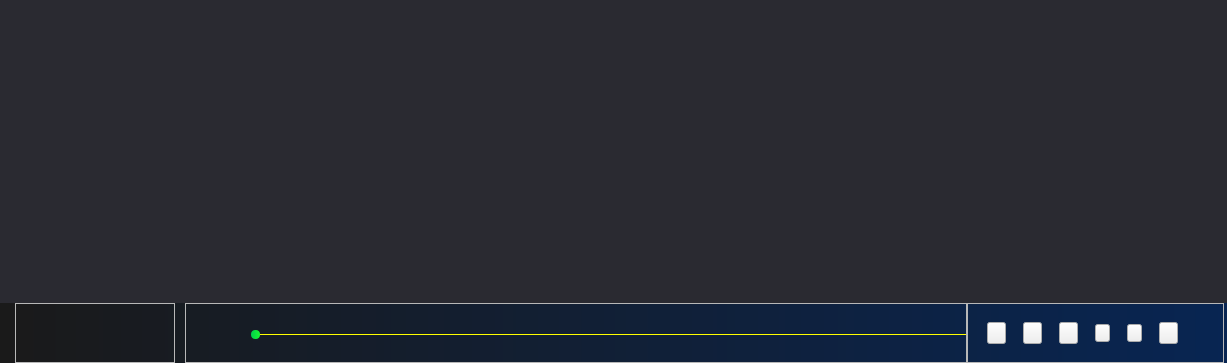
Above: VideoPlayer/videomodels/MultipPlayer.ui from huizhang556/pc-video-player before the change. Below: the same form after it.
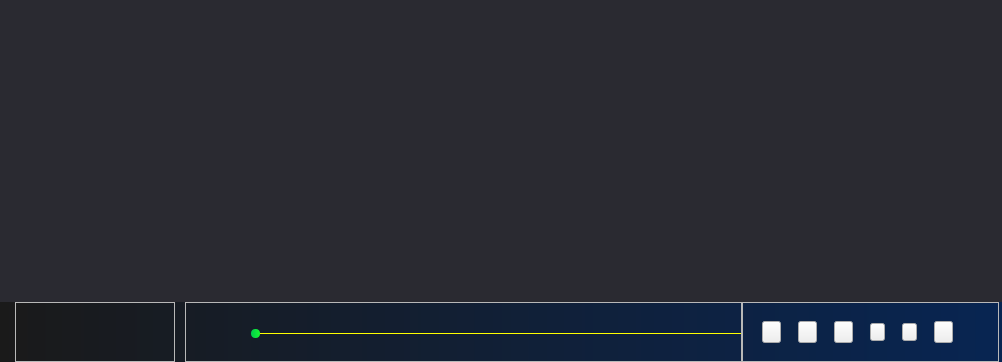
That is the form after the change. Icons and pictures are not drawn. Custom widgets are drawn as their Qt base class.

```diff
--- a/VideoPlayer/videomodels/MultipPlayer.ui
+++ b/VideoPlayer/videomodels/MultipPlayer.ui
@@ -6,8 +6,8 @@
    <rect>
     <x>0</x>
     <y>0</y>
-    <width>1227</width>
-    <height>363</height>
+    <width>1002</width>
+    <height>362</height>
    </rect>
   </property>
   <property name="windowTitle">
@@ -53,8 +53,8 @@
       <widget class="QStackedWidget" name="stackedWidget">
        <property name="minimumSize">
         <size>
-         <width>0</width>
-         <height>0</height>
+         <width>600</width>
+         <height>300</height>
         </size>
        </property>
        <property name="styleSheet">
@@ -80,7 +80,7 @@
       <widget class="QStackedWidget" name="stackedWidget_player">
        <property name="minimumSize">
         <size>
-         <width>0</width>
+         <width>1000</width>
          <height>60</height>
         </size>
        </property>
```
